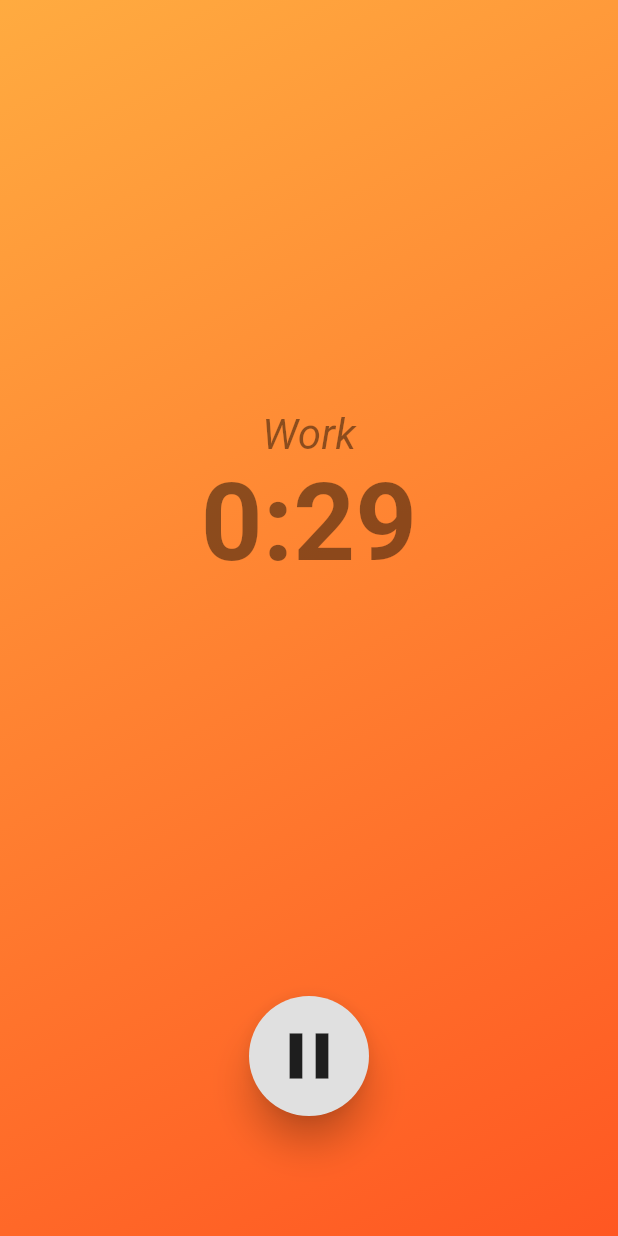
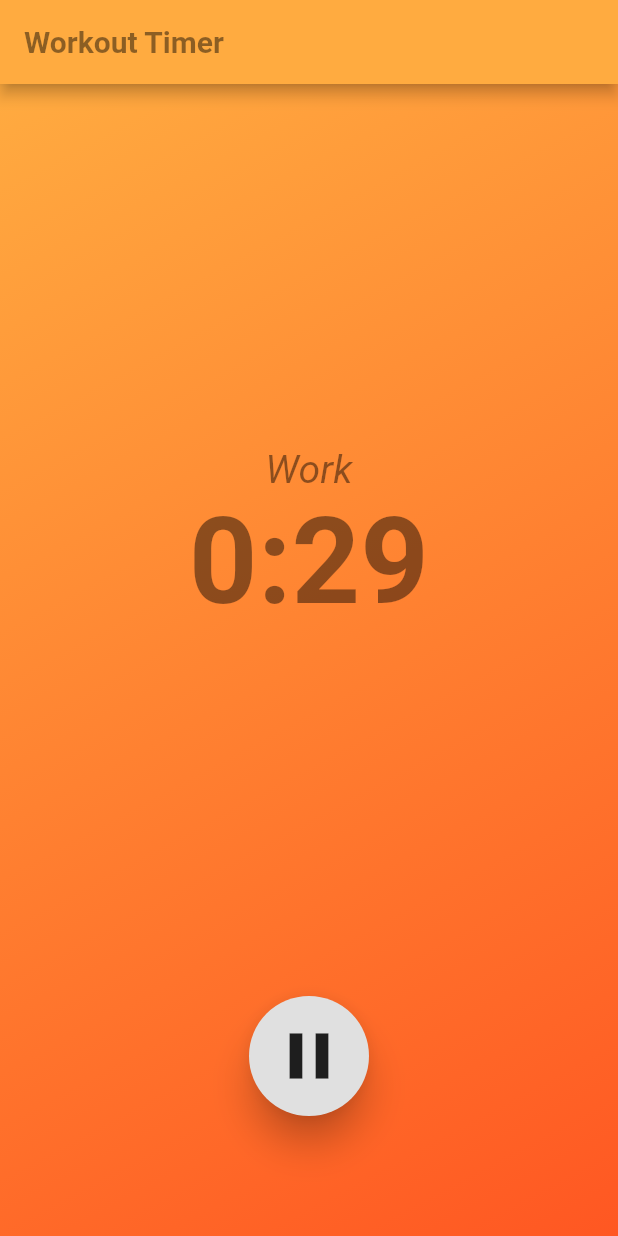
Before and after one commit to rodwanb/workout_timer, a Flutter app: the screen it shows after launch, after a tap on the "play arrow" icon, on a phone screen of 412 x 824 dp. Run offline on Flutter 3.47's test engine with Material 2 defaults, Android fonts, the phone set to English and light mode, and no system bars.

Commit message:
updated background colors, added rest mode.

```diff
--- a/lib/main.dart
+++ b/lib/main.dart
@@ -14,7 +14,7 @@ class MyApp extends StatelessWidget {
         primarySwatch: Colors.blue,
       ),
       home: ChangeNotifierProvider(
-        create: (_) => Time(duration: 30),
+        create: (_) => Time(),
         child: MyHomePage(),
       ),
     );
@@ -29,31 +29,38 @@ class MyHomePage extends StatefulWidget {
 class _MyHomePageState extends State<MyHomePage> {
   @override
   Widget build(BuildContext context) {
-    return Scaffold(
-      body: Container(
+    return Consumer<Time>(
+      builder: (context, time, child) => Scaffold(
+      appBar: AppBar(
+        backgroundColor: time.mode == TimeMode.work ? Colors.orangeAccent : Colors.green,
+        title: const Text('Workout Timer',
+          style: TextStyle(fontWeight: FontWeight.bold, color: Colors.black45),
+        ),
+      ),
+      body: AnimatedContainer(
+        duration: Duration(milliseconds: 300),
         decoration: BoxDecoration(
           gradient: LinearGradient(
             begin: Alignment.topLeft,
             end: Alignment.bottomRight,
-            colors: [Colors.orangeAccent, Colors.deepOrange],
+            colors: time.mode == TimeMode.work ? [Colors.orangeAccent, Colors.deepOrange] : [Colors.green, Colors.lightGreenAccent],
           ),
         ),
-        child: Consumer<Time>(
-          builder: (context, time, child) => Column(
+        child: Column(
             children: <Widget>[
               Expanded(
                 child: Column(
                   mainAxisAlignment: MainAxisAlignment.center,
                   crossAxisAlignment: CrossAxisAlignment.stretch,
                   children: <Widget>[
-                    Text('Work',
+                    Text(time.mode == TimeMode.work ? 'Work' : 'Rest',
                       textAlign: TextAlign.center,
-                      style: TextStyle(fontSize: 28, fontWeight: FontWeight.normal, fontStyle: FontStyle.italic, color: Colors.black45),
+                      style: TextStyle(fontSize: 26, fontWeight: FontWeight.normal, fontStyle: FontStyle.italic, color: Colors.black45),
                     ),
                     Text(
                       '0:${time.ticker}',
                       textAlign: TextAlign.center,
-                      style: TextStyle(fontSize: 72, fontWeight: FontWeight.bold, color: Colors.black45),
+                      style: TextStyle(fontSize: 80, fontWeight: FontWeight.bold, color: Colors.black45),
                     ),
                   ],
                 ),
--- a/lib/models/time.dart
+++ b/lib/models/time.dart
@@ -2,19 +2,32 @@ import 'dart:async';
 
 import 'package:flutter/foundation.dart';
 
+enum TimeMode {
+  work,
+  rest
+}
+
 class Time with ChangeNotifier {
   final int duration;
+  final int rest;
 
   int _elapsedSeconds = 0;
   Timer _timer;
   bool _isPaused = false;
+  TimeMode _timeMode = TimeMode.work;
 
-  Time({@required this.duration});
+  Time({this.duration = 30, this.rest = 10}) {
+    _elapsedSeconds = duration;
+  }
 
   @override
   void dispose() {
     pause();
     super.dispose();
+  }
+
+  TimeMode get mode {
+    return _timeMode;
   }
 
   int get ticker {
@@ -28,14 +41,19 @@ class Time with ChangeNotifier {
   void start() {
     print('starting timer');
     if (!_isPaused) {
-      _elapsedSeconds = duration;
+      if (_timeMode == TimeMode.work) {
+        _elapsedSeconds = duration;
+      } else {
+        _elapsedSeconds = rest;
+      }
     }
     _isPaused = false;
     _timer = Timer.periodic(Duration(seconds: 1), (timer) {
       print('elapsedSeconds: $_elapsedSeconds');
       if (_isTimeLapsed()) {
-        pause();
-        _elapsedSeconds = duration;
+        _timer.cancel();
+        switchMode();
+        start();
       } else {
         _elapsedSeconds--;
       }
@@ -52,4 +70,16 @@ class Time with ChangeNotifier {
   }
 
   bool _isTimeLapsed() => _elapsedSeconds <= 0;
+
+  void switchMode() {
+    switch (_timeMode) {
+      case TimeMode.work:
+        _timeMode = TimeMode.rest;
+        break;
+      case TimeMode.rest:
+        _timeMode = TimeMode.work;
+        break;
+    }
+    notifyListeners();
+  }
 }
```
